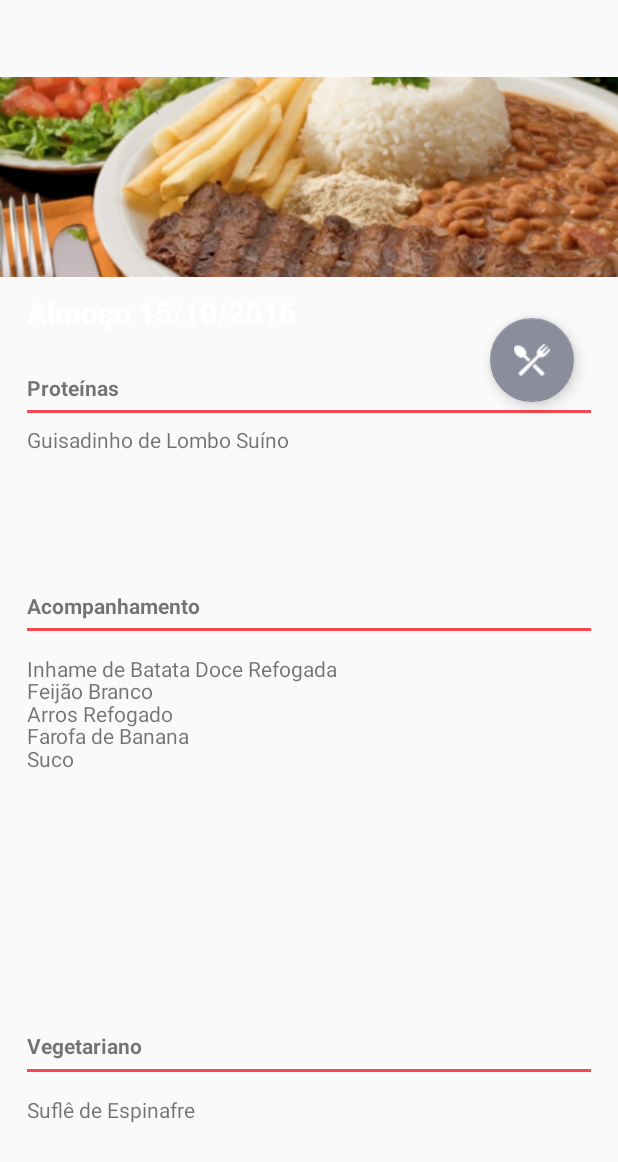
After one commit to kaiomax/RUSpotlight, an Android app: the cardapioActivity screen opened directly, with no data from a screen before it, on a phone screen of 412 x 824 dp. The commit adds this screen. Shown: the top 1162 px of the screen. Run offline under Robolectric (Android 15) with nearby library versions, the phone set to English and light mode, and no system bars.

Commit message:
creation of menu and comments activities

```diff
--- a/app/src/main/java/br/ruspotlight/ProfileFragment.java
+++ b/app/src/main/java/br/ruspotlight/ProfileFragment.java
@@ -23,4 +23,6 @@ public class ProfileFragment extends Fragment {
         // Inflate the layout for this fragment
         return inflater.inflate(R.layout.fragment_profile, container, false);
     }
+
+
 }
--- /dev/null
+++ b/app/src/main/java/br/ruspotlight/cardapioActivity.java
@@ -0,0 +1,62 @@
+package br.ruspotlight;
+
+import android.content.Intent;
+import android.content.res.ColorStateList;
+//import android.graphics.Typeface;
+import android.os.Bundle;
+import android.support.design.widget.FloatingActionButton;
+import android.support.v7.app.AppCompatActivity;
+import android.view.View;
+
+public class cardapioActivity extends AppCompatActivity {
+
+    private boolean checked;
+    private FloatingActionButton almocou;
+    private FloatingActionButton comentar;
+    private FloatingActionButton avaliar;
+
+    @Override
+    protected void onCreate(Bundle savedInstanceState) {
+        super.onCreate(savedInstanceState);
+        setContentView(R.layout.activity_cardapio);
+
+        almocou = (FloatingActionButton) findViewById(R.id.almocou);
+        comentar = (FloatingActionButton) findViewById(R.id.comentar);
+        avaliar = (FloatingActionButton) findViewById(R.id.avaliar);
+
+        checked = false;
+
+        comentar.setVisibility(View.GONE);
+        avaliar.setVisibility(View.GONE);
+
+        /*Typeface type = Typeface.createFromAsset(getAssets(), "fonts/Rubik-Regular.tff");
+        avaliarBtn.setTypeface(type);
+        comentarBtn.setTypeface(type);*/
+
+        almocou.setOnClickListener(new View.OnClickListener(){
+            public void onClick(View v){
+                if (!checked) {
+                    almocou.setImageResource(R.drawable.check);
+                    almocou.setBackgroundTintList(ColorStateList.valueOf(0xFF4CAF50));
+                    checked = true;
+                    almocou.setClickable(false);
+                    comentar.setVisibility(View.VISIBLE);
+                    avaliar.setVisibility(View.VISIBLE);
+                }/*else{
+                    almocou.setImageResource(R.drawable.garfofaca);
+                    almocou.setBackgroundTintList(ColorStateList.valueOf(0xFF8A8E9C));
+                    checked = false;
+                }*/
+            }
+        });
+    }
+
+    public void botaoComentar(View view){
+        Intent i = new Intent(this, comentariosActivity.class);
+        startActivity(i);
+    }
+
+    public void setChecked(boolean checked){
+        this.checked = true;
+    }
+}
--- /dev/null
+++ b/app/src/main/res/layout/activity_cardapio.xml
@@ -0,0 +1,230 @@
+<?xml version="1.0" encoding="utf-8"?>
+<ScrollView xmlns:android="http://schemas.android.com/apk/res/android"
+    xmlns:app="http://schemas.android.com/apk/res-auto"
+    xmlns:tools="http://schemas.android.com/tools"
+    android:layout_width="match_parent"
+    android:layout_height="match_parent"
+    android:fillViewport="true"
+    android:orientation="vertical"
+    android:scrollbars="none">
+    <LinearLayout
+        xmlns:app="http://schemas.android.com/apk/res-auto"
+        xmlns:tools="http://schemas.android.com/tools"
+        android:id="@+id/activity_cardapio"
+        android:layout_width="match_parent"
+        android:layout_height="wrap_content"
+        android:paddingBottom="@dimen/activity_vertical_margin"
+        tools:context="dominio.imd.ufrn.br.ruspotlight.cardapioActivity">
+
+        <RelativeLayout android:layout_width="match_parent"
+            android:layout_height="match_parent"
+            tools:ignore="UselessParent">
+
+            <ImageView
+                android:layout_width="match_parent"
+                android:layout_height="match_parent"
+                app:srcCompat="@drawable/almoco"
+                android:id="@+id/almocoView"
+                android:layout_marginBottom="158dp"
+                android:contentDescription="@string/header_almo_o_imagem"
+                android:layout_above="@+id/acompanhamentoTView"
+                android:layout_alignParentLeft="true"
+                android:layout_alignParentStart="true" />
+
+            <TextView
+                android:text="@string/almo_o_15_10_2016"
+                android:textColor="#FFFFFF"
+                android:textStyle="bold"
+                android:textSize="20sp"
+                android:layout_width="wrap_content"
+                android:layout_height="wrap_content"
+                android:id="@+id/almocoHeaderTView"
+                android:layout_alignBottom="@+id/almocoView"
+                android:layout_marginBottom="14dp"
+                android:layout_alignLeft="@+id/separador1"
+                android:layout_alignStart="@+id/separador1" />
+
+            <android.support.design.widget.FloatingActionButton
+                android:layout_width="wrap_content"
+                android:layout_height="wrap_content"
+                android:clickable="true"
+                app:fabSize="normal"
+                app:srcCompat="@drawable/garfofaca"
+                app:backgroundTint="@color/cardapioPrimary"
+                android:id="@+id/almocou"
+                android:layout_marginRight="29dp"
+                android:layout_marginEnd="29dp"
+                tools:ignore="RelativeOverlap"
+                android:layout_alignTop="@+id/almocoHeaderTView"
+                android:layout_alignParentRight="true"
+                android:layout_alignParentEnd="true"
+                android:layout_marginTop="17dp"/>
+
+            <android.support.design.widget.FloatingActionButton
+                android:layout_width="wrap_content"
+                android:layout_height="wrap_content"
+                android:clickable="true"
+                app:fabSize="mini"
+                app:srcCompat="@android:drawable/sym_action_chat"
+                android:id="@+id/comentar"
+                app:backgroundTint="@color/cardapioColorAccent"
+                android:layout_alignTop="@+id/almocou"
+                android:layout_toLeftOf="@+id/almocou"
+                android:layout_toStartOf="@+id/almocou"
+                android:layout_marginRight="11dp"
+                android:layout_marginEnd="11dp"
+                android:onClick="botaoComentar"/>
+
+            <android.support.design.widget.FloatingActionButton
+                android:layout_width="wrap_content"
+                android:layout_height="wrap_content"
+                android:clickable="true"
+                app:fabSize="mini"
+                app:srcCompat="@android:drawable/btn_star_big_on"
+                android:id="@+id/avaliar"
+                app:backgroundTint="@color/cardapioColorAccent"
+                android:layout_alignTop="@+id/comentar"
+                android:layout_toLeftOf="@+id/comentar"
+                android:layout_toStartOf="@+id/comentar"
+                android:layout_marginRight="15dp"
+                android:layout_marginEnd="15dp"/>
+
+            <TextView
+                android:text="@string/prote_nas"
+                android:textStyle="bold"
+                android:layout_width="wrap_content"
+                android:layout_height="wrap_content"
+                android:layout_alignBottom="@+id/almocou"
+                android:layout_alignLeft="@+id/almocoHeaderTView"
+                android:layout_alignStart="@+id/almocoHeaderTView"
+                android:id="@+id/proteinasTView" />
+
+            <View
+                android:layout_width="match_parent"
+                android:layout_height="2dp"
+                android:background="@color/cardapioColorAccent"
+                android:layout_marginTop="5dp"
+                android:layout_marginLeft="18dp"
+                android:layout_marginRight="18dp"
+                android:layout_below="@+id/proteinasTView"
+                android:layout_alignParentLeft="true"
+                android:layout_alignParentStart="true"
+                android:id="@+id/separador1"/>
+
+            <TextView
+                android:layout_width="match_parent"
+                android:layout_height="match_parent"
+                android:text="@string/guisadinho_de_lombo_su_no"
+                android:layout_below="@+id/proteinasTView"
+                android:layout_marginTop="15dp"
+                android:layout_marginLeft="18dp"
+                android:layout_marginStart="18dp"
+                android:id="@+id/prot1" />
+
+            <TextView
+                android:text="@string/acompanhamento"
+                android:textStyle="bold"
+                android:layout_width="wrap_content"
+                android:layout_height="wrap_content"
+                android:id="@+id/acompanhamentoTView"
+                android:layout_centerVertical="true"
+                android:layout_alignLeft="@+id/proteinasTView"
+                android:layout_alignStart="@+id/proteinasTView"/>
+
+            <View
+                android:layout_width="match_parent"
+                android:layout_height="2dp"
+                android:background="@color/cardapioColorAccent"
+                android:layout_marginTop="5dp"
+                android:layout_marginLeft="18dp"
+                android:layout_marginRight="18dp"
+                android:layout_below="@+id/acompanhamentoTView"
+                android:id="@+id/separador2"/>
+
+            <TextView
+                android:layout_width="match_parent"
+                android:layout_height="match_parent"
+                android:text="@string/inhame_de_batata_doce_refogada"
+                android:layout_below="@+id/separador2"
+                android:layout_marginTop="15dp"
+                android:layout_marginLeft="18dp"
+                android:layout_marginStart="18dp"
+                android:id="@+id/acomp1" />
+
+            <TextView
+                android:layout_width="match_parent"
+                android:layout_height="match_parent"
+                android:text="@string/feij_o_branco"
+                android:layout_below="@+id/separador2"
+                android:layout_marginTop="30dp"
+                android:layout_marginLeft="18dp"
+                android:layout_marginStart="18dp"
+                android:id="@+id/acomp2" />
+
+            <TextView
+                android:layout_width="match_parent"
+                android:layout_height="match_parent"
+                android:text="@string/arros_refogado"
+                android:layout_below="@+id/separador2"
+                android:layout_marginTop="45dp"
+                android:layout_marginLeft="18dp"
+                android:layout_marginStart="18dp"
+                android:id="@+id/acomp3" />
+
+            <TextView
+                android:layout_width="match_parent"
+                android:layout_height="match_parent"
+                android:text="@string/farofa_de_banana"
+                android:layout_below="@+id/separador2"
+                android:layout_marginTop="60dp"
+                android:layout_marginLeft="18dp"
+                android:layout_marginStart="18dp"
+                android:id="@+id/acomp4" />
+
+            <TextView
+                android:layout_width="match_parent"
+                android:layout_height="match_parent"
+                android:text="@string/suco"
+                android:layout_below="@+id/separador2"
+                android:layout_marginTop="75dp"
+                android:layout_marginLeft="18dp"
+                android:layout_marginStart="18dp"
+                android:id="@+id/acomp5" />
+
+            <TextView
+                android:text="@string/vegetariano"
+                android:textStyle="bold"
+                android:layout_width="wrap_content"
+                android:layout_height="wrap_content"
+                android:layout_alignParentBottom="true"
+                android:layout_alignLeft="@+id/proteinasTView"
+                android:layout_alignStart="@+id/proteinasTView"
+                android:layout_marginBottom="101dp"
+                android:id="@+id/vegetarianoTView"/>
+
+            <View
+                android:layout_width="match_parent"
+                android:layout_height="2dp"
+                android:background="@color/cardapioColorAccent"
+                android:layout_marginTop="25dp"
+                android:layout_marginLeft="18dp"
+                android:layout_marginRight="18dp"
+                android:layout_alignTop="@+id/vegetarianoTView"
+                android:layout_alignParentLeft="true"
+                android:layout_alignParentStart="true"
+                android:id="@+id/separador3"/>
+
+            <TextView
+                android:layout_width="match_parent"
+                android:layout_height="match_parent"
+                android:text="@string/sufl_de_espinafre"
+                android:layout_below="@+id/separador3"
+                android:layout_marginTop="15dp"
+                android:layout_marginLeft="18dp"
+                android:layout_marginStart="18dp"
+                android:id="@+id/veg1" />
+
+        </RelativeLayout>
+
+    </LinearLayout>
+</ScrollView>
--- a/app/src/main/res/values/colors.xml
+++ b/app/src/main/res/values/colors.xml
@@ -3,4 +3,7 @@
     <color name="colorPrimary">#c0392b</color>
     <color name="colorPrimaryDark">#86271e</color>
     <color name="colorAccent">#ffffff</color>
+    <color name="cardapioPrimary">#8a8e9c</color>
+    <color name="cardapioPrimaryDark">#7c7e8b</color>
+    <color name="cardapioColorAccent">#f54850</color>
 </resources>
--- a/app/src/main/res/values/strings.xml
+++ b/app/src/main/res/values/strings.xml
@@ -3,4 +3,23 @@
 
     <!-- TODO: Remove or change this placeholder text -->
     <string name="hello_blank_fragment">Hello blank fragment</string>
+    <string name="header_almo_o_imagem" />
+    <string name="acompanhamento">Acompanhamento</string>
+    <string name="almo_o_15_10_2016">Almoço 15/10/2016</string>
+    <string name="arros_refogado">Arros Refogado</string>
+    <string name="farofa_de_banana">Farofa de Banana</string>
+    <string name="feij_o_branco">Feijão Branco</string>
+    <string name="guisadinho_de_lombo_su_no">Guisadinho de Lombo Suíno</string>
+    <string name="inhame_de_batata_doce_refogada">Inhame de Batata Doce Refogada</string>
+    <string name="prote_nas">Proteínas</string>
+    <string name="suco">Suco</string>
+    <string name="sufl_de_espinafre">Suflê de Espinafre</string>
+    <string name="vegetariano">Vegetariano</string>
+    <string name="profile_fragment">Profile Fragment</string>
+    <string name="almo_o">Almoço</string>
+    <string name="comentar">Comentar</string>
+    <string name="coment_rio">Comentário</string>
+    <string name="coment_rios_10">Comentários (10)</string>
+    <string name="nome">Nome</string>
+    <string name="comentarBtn">Comentar</string>
 </resources>
--- a/app/src/main/res/values/styles.xml
+++ b/app/src/main/res/values/styles.xml
@@ -8,5 +8,4 @@
         <item name="colorPrimaryDark">@color/colorPrimaryDark</item>
         <item name="colorAccent">@color/colorAccent</item>
     </style>
-
 </resources>
```
Also changed, not shown: app/src/main/AndroidManifest.xml (+10 -0 lines), app/src/main/java/br/ruspotlight/MainActivity.java (+7 -0 lines), app/src/main/java/br/ruspotlight/comentariosActivity.java (added, +15 -0 lines), app/src/main/res/drawable/button.xml (added, +16 -0 lines), app/src/main/res/layout/activity_comentarios.xml (added, +147 -0 lines), app/src/main/res/layout/fragment_profile.xml (+16 -3 lines), app/src/main/res/drawable/almoco.png (added), app/src/main/res/drawable/check.png (added), app/src/main/res/drawable/garfofaca.png (added).
